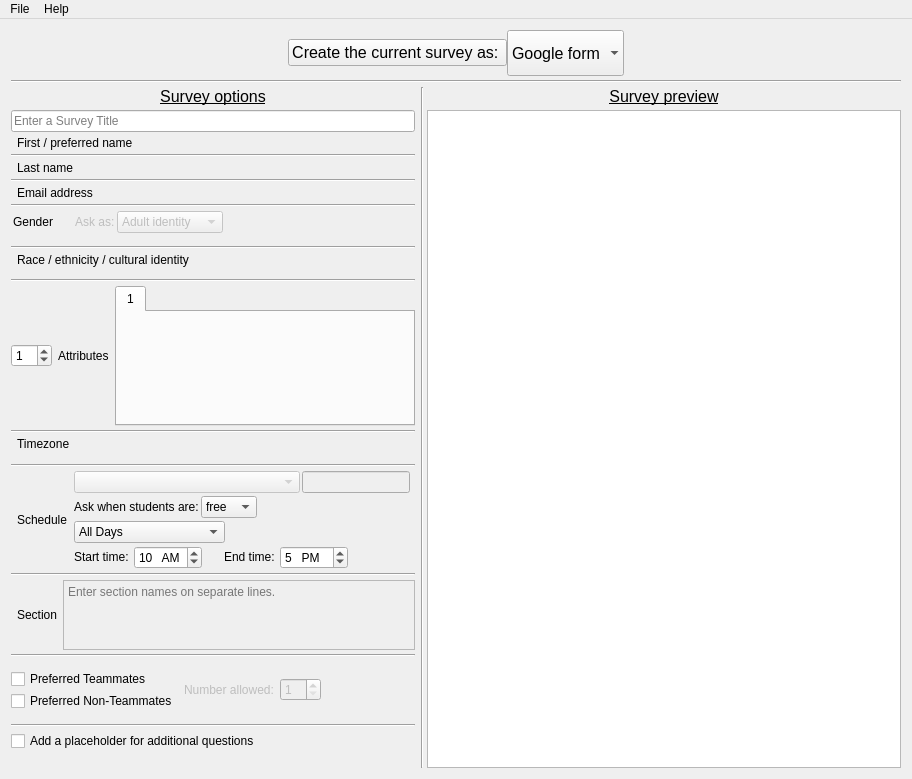
Qt form surveymaker.ui (gruepr/gruepr) before a commit.
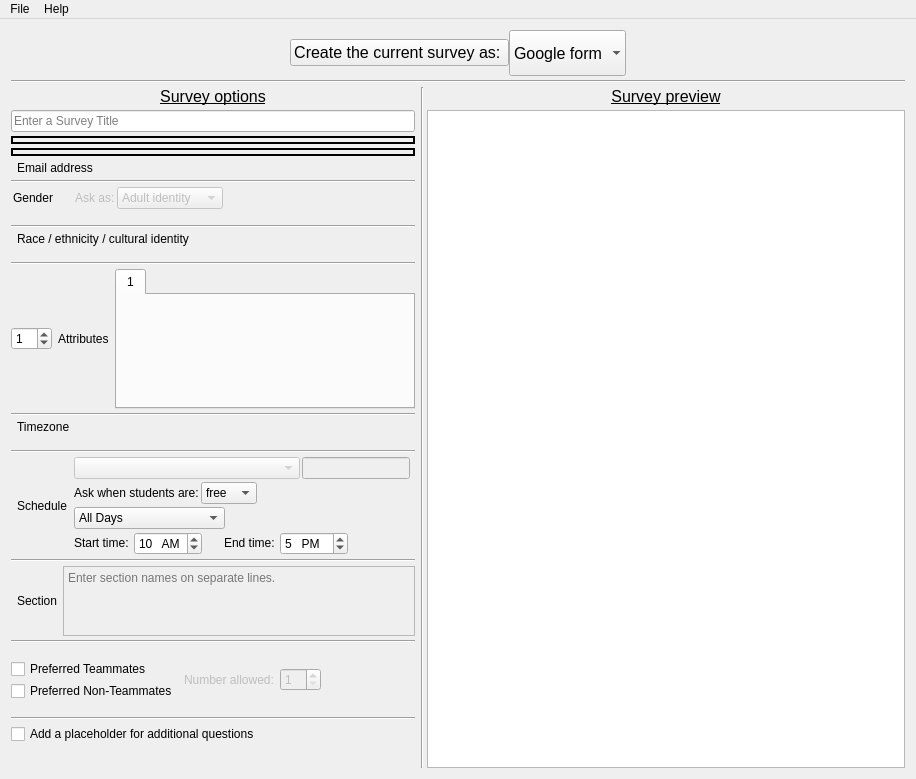
The same form after that commit. Icons and pictures are not drawn. Custom widgets are drawn as their Qt base class.

```diff
--- a/surveymaker.ui
+++ b/surveymaker.ui
@@ -6,7 +6,7 @@
    <rect>
     <x>0</x>
     <y>0</y>
-    <width>912</width>
+    <width>916</width>
     <height>779</height>
    </rect>
   </property>
@@ -20,34 +20,310 @@
      <verstretch>1</verstretch>
     </sizepolicy>
    </property>
-   <layout class="QGridLayout" name="gridLayout" rowstretch="0,0,0,0,0,0,0,0,0,0,0,0,0,0,0,0,0,0,0,0,0,0,0,0,0,0,0,0,0,0,0,0,0,0,0,0,0" columnstretch="2,0,0,0">
+   <layout class="QGridLayout" name="gridLayout" rowstretch="0,0,0,0,0,0,0,0,0,0,0,0,0,0,0,0,0,0,0,0,0,0,0,0,0,0,0,0,0,0,0,0,0" columnstretch="2,0,0,0">
     <property name="verticalSpacing">
      <number>4</number>
     </property>
-    <item row="5" column="0" alignment="Qt::AlignVCenter">
-     <widget class="QLineEdit" name="surveyTitleLineEdit">
-      <property name="sizePolicy">
-       <sizepolicy hsizetype="Expanding" vsizetype="Fixed">
-        <horstretch>1</horstretch>
-        <verstretch>0</verstretch>
-       </sizepolicy>
+    <item row="13" column="0">
+     <widget class="Line" name="line_3">
+      <property name="orientation">
+       <enum>Qt::Horizontal</enum>
       </property>
-      <property name="contextMenuPolicy">
-       <enum>Qt::NoContextMenu</enum>
+     </widget>
+    </item>
+    <item row="25" column="0">
+     <widget class="Line" name="line_10">
+      <property name="orientation">
+       <enum>Qt::Horizontal</enum>
       </property>
-      <property name="placeholderText">
-       <string>Enter a Survey Title</string>
+     </widget>
+    </item>
+    <item row="7" column="0">
+     <widget class="SwitchItem" name="lastNameSwitchItem">
+      <property name="frameShape">
+       <enum>QFrame::Box</enum>
       </property>
+      <property name="frameShadow">
+       <enum>QFrame::Plain</enum>
+      </property>
+      <property name="lineWidth">
+       <number>2</number>
+      </property>
      </widget>
     </item>
-    <item row="33" column="0">
+    <item row="14" column="0">
+     <layout class="QHBoxLayout" name="URMLayout">
+      <item>
+       <widget class="SwitchButton" name="URMSwitch" native="true"/>
+      </item>
+      <item>
+       <widget class="QLabel" name="URMLabel">
+        <property name="text">
+         <string>Race / ethnicity / cultural identity</string>
+        </property>
+       </widget>
+      </item>
+      <item>
+       <spacer name="horizontalSpacer_12">
+        <property name="orientation">
+         <enum>Qt::Horizontal</enum>
+        </property>
+        <property name="sizeHint" stdset="0">
+         <size>
+          <width>40</width>
+          <height>0</height>
+         </size>
+        </property>
+       </spacer>
+      </item>
+     </layout>
+    </item>
+    <item row="29" column="0">
      <widget class="Line" name="line_13">
       <property name="orientation">
        <enum>Qt::Horizontal</enum>
       </property>
      </widget>
     </item>
-    <item row="15" column="0">
+    <item row="4" column="2" colspan="2" alignment="Qt::AlignHCenter">
+     <widget class="QLabel" name="PreviewLabel">
+      <property name="font">
+       <font>
+        <pointsize>12</pointsize>
+        <underline>true</underline>
+       </font>
+      </property>
+      <property name="text">
+       <string>Survey preview</string>
+      </property>
+      <property name="alignment">
+       <set>Qt::AlignCenter</set>
+      </property>
+     </widget>
+    </item>
+    <item row="27" column="0">
+     <layout class="QGridLayout" name="teammatesGrid">
+      <property name="verticalSpacing">
+       <number>2</number>
+      </property>
+      <item row="0" column="1" rowspan="2" alignment="Qt::AlignVCenter">
+       <widget class="QLabel" name="numAllowedLabel">
+        <property name="enabled">
+         <bool>false</bool>
+        </property>
+        <property name="sizePolicy">
+         <sizepolicy hsizetype="Fixed" vsizetype="Fixed">
+          <horstretch>0</horstretch>
+          <verstretch>0</verstretch>
+         </sizepolicy>
+        </property>
+        <property name="text">
+         <string>Number allowed:</string>
+        </property>
+       </widget>
+      </item>
+      <item row="0" column="2" rowspan="2" alignment="Qt::AlignVCenter">
+       <widget class="QSpinBox" name="numAllowedSpinBox">
+        <property name="enabled">
+         <bool>false</bool>
+        </property>
+        <property name="sizePolicy">
+         <sizepolicy hsizetype="Fixed" vsizetype="Fixed">
+          <horstretch>0</horstretch>
+          <verstretch>0</verstretch>
+         </sizepolicy>
+        </property>
+        <property name="minimum">
+         <number>1</number>
+        </property>
+       </widget>
+      </item>
+      <item row="0" column="0" alignment="Qt::AlignLeft|Qt::AlignVCenter">
+       <widget class="QCheckBox" name="preferredTeammatesCheckBox">
+        <property name="sizePolicy">
+         <sizepolicy hsizetype="Fixed" vsizetype="Fixed">
+          <horstretch>0</horstretch>
+          <verstretch>0</verstretch>
+         </sizepolicy>
+        </property>
+        <property name="text">
+         <string>Preferred Teammates</string>
+        </property>
+       </widget>
+      </item>
+      <item row="1" column="0" alignment="Qt::AlignLeft|Qt::AlignVCenter">
+       <widget class="QCheckBox" name="preferredNonTeammatesCheckBox">
+        <property name="sizePolicy">
+         <sizepolicy hsizetype="Fixed" vsizetype="Fixed">
+          <horstretch>0</horstretch>
+          <verstretch>0</verstretch>
+         </sizepolicy>
+        </property>
+        <property name="text">
+         <string>Preferred Non-Teammates</string>
+        </property>
+       </widget>
+      </item>
+      <item row="0" column="3" rowspan="2">
+       <spacer name="horizontalSpacer_5">
+        <property name="orientation">
+         <enum>Qt::Horizontal</enum>
+        </property>
+        <property name="sizeHint" stdset="0">
+         <size>
+          <width>40</width>
+          <height>0</height>
+         </size>
+        </property>
+       </spacer>
+      </item>
+     </layout>
+    </item>
+    <item row="1" column="0" colspan="4">
+     <layout class="QHBoxLayout" name="topBarLayout">
+      <property name="spacing">
+       <number>0</number>
+      </property>
+      <item>
+       <spacer name="horizontalSpacer_2">
+        <property name="orientation">
+         <enum>Qt::Horizontal</enum>
+        </property>
+        <property name="sizeHint" stdset="0">
+         <size>
+          <width>40</width>
+          <height>20</height>
+         </size>
+        </property>
+       </spacer>
+      </item>
+      <item alignment="Qt::AlignRight|Qt::AlignVCenter">
+       <widget class="QPushButton" name="makeSurveyButton">
+        <property name="sizePolicy">
+         <sizepolicy hsizetype="Fixed" vsizetype="Fixed">
+          <horstretch>0</horstretch>
+          <verstretch>0</verstretch>
+         </sizepolicy>
+        </property>
+        <property name="font">
+         <font>
+          <pointsize>12</pointsize>
+         </font>
+        </property>
+        <property name="toolTip">
+         <string>Upload the survey to your Google Drive.</string>
+        </property>
+        <property name="text">
+         <string>Create the current survey as: </string>
+        </property>
+        <property name="icon">
+         <iconset resource="gruepr.qrc">
+          <normaloff>:/icons/complete.png</normaloff>:/icons/complete.png</iconset>
+        </property>
+        <property name="iconSize">
+         <size>
+          <width>40</width>
+          <height>40</height>
+         </size>
+        </property>
+       </widget>
+      </item>
+      <item>
+       <widget class="QComboBox" name="surveyDestinationBox">
+        <property name="sizePolicy">
+         <sizepolicy hsizetype="Minimum" vsizetype="Fixed">
+          <horstretch>0</horstretch>
+          <verstretch>0</verstretch>
+         </sizepolicy>
+        </property>
+        <property name="minimumSize">
+         <size>
+          <width>0</width>
+          <height>46</height>
+         </size>
+        </property>
+        <property name="font">
+         <font>
+          <pointsize>12</pointsize>
+         </font>
+        </property>
+        <property name="toolTip">
+         <string>Choose the destination of this survey</string>
+        </property>
+        <property name="sizeAdjustPolicy">
+         <enum>QComboBox::AdjustToContents</enum>
+        </property>
+        <property name="frame">
+         <bool>false</bool>
+        </property>
+        <item>
+         <property name="text">
+          <string>Google form</string>
+         </property>
+        </item>
+        <item>
+         <property name="text">
+          <string>text files</string>
+         </property>
+        </item>
+        <item>
+         <property name="text">
+          <string>Canvas quiz</string>
+         </property>
+        </item>
+       </widget>
+      </item>
+      <item>
+       <spacer name="horizontalSpacer_3">
+        <property name="orientation">
+         <enum>Qt::Horizontal</enum>
+        </property>
+        <property name="sizeHint" stdset="0">
+         <size>
+          <width>40</width>
+          <height>20</height>
+         </size>
+        </property>
+       </spacer>
+      </item>
+     </layout>
+    </item>
+    <item row="4" column="0" alignment="Qt::AlignHCenter|Qt::AlignVCenter">
+     <widget class="QLabel" name="OptionsLabel">
+      <property name="sizePolicy">
+       <sizepolicy hsizetype="Fixed" vsizetype="Fixed">
+        <horstretch>0</horstretch>
+        <verstretch>0</verstretch>
+       </sizepolicy>
+      </property>
+      <property name="font">
+       <font>
+        <pointsize>12</pointsize>
+        <underline>true</underline>
+       </font>
+      </property>
+      <property name="text">
+       <string>Survey options</string>
+      </property>
+      <property name="alignment">
+       <set>Qt::AlignCenter</set>
+      </property>
+     </widget>
+    </item>
+    <item row="30" column="0" alignment="Qt::AlignLeft|Qt::AlignVCenter">
+     <widget class="QCheckBox" name="additionalQuestionsCheckBox">
+      <property name="sizePolicy">
+       <sizepolicy hsizetype="Fixed" vsizetype="Fixed">
+        <horstretch>0</horstretch>
+        <verstretch>0</verstretch>
+       </sizepolicy>
+      </property>
+      <property name="text">
+       <string>Add a placeholder for additional questions</string>
+      </property>
+     </widget>
+    </item>
+    <item row="11" column="0">
      <layout class="QHBoxLayout" name="genderLayout" stretch="0,0,0,0,0,2">
       <property name="spacing">
        <number>2</number>
@@ -142,7 +418,14 @@
       </item>
      </layout>
     </item>
-    <item row="28" column="0">
+    <item row="4" column="1" rowspan="29" colspan="2">
+     <widget class="Line" name="line">
+      <property name="orientation">
+       <enum>Qt::Vertical</enum>
+      </property>
+     </widget>
+    </item>
+    <item row="24" column="0">
      <layout class="QHBoxLayout" name="sectionLayout" stretch="0,0,0">
       <item>
        <widget class="SwitchButton" name="sectionSwitch" native="true"/>
@@ -172,43 +455,7 @@
       </item>
      </layout>
     </item>
-    <item row="11" column="0">
-     <widget class="Line" name="line_6">
-      <property name="orientation">
-       <enum>Qt::Horizontal</enum>
-      </property>
-     </widget>
-    </item>
-    <item row="29" column="0">
-     <widget class="Line" name="line_10">
-      <property name="orientation">
-       <enum>Qt::Horizontal</enum>
-      </property>
-     </widget>
-    </item>
-    <item row="4" column="0" alignment="Qt::AlignHCenter|Qt::AlignVCenter">
-     <widget class="QLabel" name="OptionsLabel">
-      <property name="sizePolicy">
-       <sizepolicy hsizetype="Fixed" vsizetype="Fixed">
-        <horstretch>0</horstretch>
-        <verstretch>0</verstretch>
-       </sizepolicy>
-      </property>
-      <property name="font">
-       <font>
-        <pointsize>12</pointsize>
-        <underline>true</underline>
-       </font>
-      </property>
-      <property name="text">
-       <string>Survey options</string>
-      </property>
-      <property name="alignment">
-       <set>Qt::AlignCenter</set>
-      </property>
-     </widget>
-    </item>
-    <item row="5" column="2" rowspan="32" colspan="2">
+    <item row="5" column="2" rowspan="28" colspan="2">
      <widget class="QTextEdit" name="previewText">
       <property name="sizePolicy">
        <sizepolicy hsizetype="Ignored" vsizetype="Ignored">
@@ -250,380 +497,7 @@
       </property>
      </widget>
     </item>
-    <item row="12" column="0" rowspan="2">
-     <layout class="QHBoxLayout" name="emailLayout">
-      <item>
-       <widget class="SwitchButton" name="emailSwitch" native="true"/>
-      </item>
-      <item>
-       <widget class="QLabel" name="emailLabel">
-        <property name="text">
-         <string>Email address</string>
-        </property>
-       </widget>
-      </item>
-      <item>
-       <spacer name="horizontalSpacer_11">
-        <property name="orientation">
-         <enum>Qt::Horizontal</enum>
-        </property>
-        <property name="sizeHint" stdset="0">
-         <size>
-          <width>40</width>
-          <height>0</height>
-         </size>
-        </property>
-       </spacer>
-      </item>
-     </layout>
-    </item>
-    <item row="6" column="0" rowspan="2">
-     <layout class="QHBoxLayout" name="firstNameLayout">
-      <item>
-       <widget class="SwitchButton" name="firstNameSwitch" native="true"/>
-      </item>
-      <item>
-       <widget class="QLabel" name="firstNameLabel">
-        <property name="text">
-         <string>First / preferred name</string>
-        </property>
-       </widget>
-      </item>
-      <item>
-       <spacer name="horizontalSpacer_9">
-        <property name="orientation">
-         <enum>Qt::Horizontal</enum>
-        </property>
-        <property name="sizeHint" stdset="0">
-         <size>
-          <width>40</width>
-          <height>0</height>
-         </size>
-        </property>
-       </spacer>
-      </item>
-     </layout>
-    </item>
-    <item row="8" column="0">
-     <widget class="Line" name="line_7">
-      <property name="orientation">
-       <enum>Qt::Horizontal</enum>
-      </property>
-     </widget>
-    </item>
-    <item row="9" column="0" rowspan="2">
-     <layout class="QHBoxLayout" name="lastNameLayout">
-      <item>
-       <widget class="SwitchButton" name="lastNameSwitch" native="true"/>
-      </item>
-      <item>
-       <widget class="QLabel" name="lastNameLabel">
-        <property name="text">
-         <string>Last name</string>
-        </property>
-       </widget>
-      </item>
-      <item>
-       <spacer name="horizontalSpacer_10">
-        <property name="orientation">
-         <enum>Qt::Horizontal</enum>
-        </property>
-        <property name="sizeHint" stdset="0">
-         <size>
-          <width>40</width>
-          <height>0</height>
-         </size>
-        </property>
-       </spacer>
-      </item>
-     </layout>
-    </item>
-    <item row="25" column="0">
-     <widget class="Line" name="line_2">
-      <property name="orientation">
-       <enum>Qt::Horizontal</enum>
-      </property>
-     </widget>
-    </item>
-    <item row="20" column="0">
-     <widget class="Line" name="line_4">
-      <property name="orientation">
-       <enum>Qt::Horizontal</enum>
-      </property>
-     </widget>
-    </item>
-    <item row="34" column="0" alignment="Qt::AlignLeft|Qt::AlignVCenter">
-     <widget class="QCheckBox" name="additionalQuestionsCheckBox">
-      <property name="sizePolicy">
-       <sizepolicy hsizetype="Fixed" vsizetype="Fixed">
-        <horstretch>0</horstretch>
-        <verstretch>0</verstretch>
-       </sizepolicy>
-      </property>
-      <property name="text">
-       <string>Add a placeholder for additional questions</string>
-      </property>
-     </widget>
-    </item>
-    <item row="4" column="2" colspan="2" alignment="Qt::AlignHCenter">
-     <widget class="QLabel" name="PreviewLabel">
-      <property name="font">
-       <font>
-        <pointsize>12</pointsize>
-        <underline>true</underline>
-       </font>
-      </property>
-      <property name="text">
-       <string>Survey preview</string>
-      </property>
-      <property name="alignment">
-       <set>Qt::AlignCenter</set>
-      </property>
-     </widget>
-    </item>
-    <item row="14" column="0">
-     <widget class="Line" name="line_5">
-      <property name="orientation">
-       <enum>Qt::Horizontal</enum>
-      </property>
-     </widget>
-    </item>
-    <item row="27" column="0">
-     <widget class="Line" name="line_9">
-      <property name="orientation">
-       <enum>Qt::Horizontal</enum>
-      </property>
-     </widget>
-    </item>
-    <item row="18" column="0">
-     <layout class="QHBoxLayout" name="URMLayout">
-      <item>
-       <widget class="SwitchButton" name="URMSwitch" native="true"/>
-      </item>
-      <item>
-       <widget class="QLabel" name="URMLabel">
-        <property name="text">
-         <string>Race / ethnicity / cultural identity</string>
-        </property>
-       </widget>
-      </item>
-      <item>
-       <spacer name="horizontalSpacer_12">
-        <property name="orientation">
-         <enum>Qt::Horizontal</enum>
-        </property>
-        <property name="sizeHint" stdset="0">
-         <size>
-          <width>40</width>
-          <height>0</height>
-         </size>
-        </property>
-       </spacer>
-      </item>
-     </layout>
-    </item>
     <item row="17" column="0">
-     <widget class="Line" name="line_3">
-      <property name="orientation">
-       <enum>Qt::Horizontal</enum>
-      </property>
-     </widget>
-    </item>
-    <item row="31" column="0">
-     <layout class="QGridLayout" name="teammatesGrid">
-      <property name="verticalSpacing">
-       <number>2</number>
-      </property>
-      <item row="0" column="1" rowspan="2" alignment="Qt::AlignVCenter">
-       <widget class="QLabel" name="numAllowedLabel">
-        <property name="enabled">
-         <bool>false</bool>
-        </property>
-        <property name="sizePolicy">
-         <sizepolicy hsizetype="Fixed" vsizetype="Fixed">
-          <horstretch>0</horstretch>
-          <verstretch>0</verstretch>
-         </sizepolicy>
-        </property>
-        <property name="text">
-         <string>Number allowed:</string>
-        </property>
-       </widget>
-      </item>
-      <item row="0" column="2" rowspan="2" alignment="Qt::AlignVCenter">
-       <widget class="QSpinBox" name="numAllowedSpinBox">
-        <property name="enabled">
-         <bool>false</bool>
-        </property>
-        <property name="sizePolicy">
-         <sizepolicy hsizetype="Fixed" vsizetype="Fixed">
-          <horstretch>0</horstretch>
-          <verstretch>0</verstretch>
-         </sizepolicy>
-        </property>
-        <property name="minimum">
-         <number>1</number>
-        </property>
-       </widget>
-      </item>
-      <item row="0" column="0" alignment="Qt::AlignLeft|Qt::AlignVCenter">
-       <widget class="QCheckBox" name="preferredTeammatesCheckBox">
-        <property name="sizePolicy">
-         <sizepolicy hsizetype="Fixed" vsizetype="Fixed">
-          <horstretch>0</horstretch>
-          <verstretch>0</verstretch>
-         </sizepolicy>
-        </property>
-        <property name="text">
-         <string>Preferred Teammates</string>
-        </property>
-       </widget>
-      </item>
-      <item row="1" column="0" alignment="Qt::AlignLeft|Qt::AlignVCenter">
-       <widget class="QCheckBox" name="preferredNonTeammatesCheckBox">
-        <property name="sizePolicy">
-         <sizepolicy hsizetype="Fixed" vsizetype="Fixed">
-          <horstretch>0</horstretch>
-          <verstretch>0</verstretch>
-         </sizepolicy>
-        </property>
-        <property name="text">
-         <string>Preferred Non-Teammates</string>
-        </property>
-       </widget>
-      </item>
-      <item row="0" column="3" rowspan="2">
-       <spacer name="horizontalSpacer_5">
-        <property name="orientation">
-         <enum>Qt::Horizontal</enum>
-        </property>
-        <property name="sizeHint" stdset="0">
-         <size>
-          <width>40</width>
-          <height>0</height>
-         </size>
-        </property>
-       </spacer>
-      </item>
-     </layout>
-    </item>
-    <item row="1" column="0" colspan="4">
-     <layout class="QHBoxLayout" name="topBarLayout">
-      <property name="spacing">
-       <number>0</number>
-      </property>
-      <item>
-       <spacer name="horizontalSpacer_2">
-        <property name="orientation">
-         <enum>Qt::Horizontal</enum>
-        </property>
-        <property name="sizeHint" stdset="0">
-         <size>
-          <width>40</width>
-          <height>20</height>
-         </size>
-        </property>
-       </spacer>
-      </item>
-      <item alignment="Qt::AlignRight|Qt::AlignVCenter">
-       <widget class="QPushButton" name="makeSurveyButton">
-        <property name="sizePolicy">
-         <sizepolicy hsizetype="Fixed" vsizetype="Fixed">
-          <horstretch>0</horstretch>
-          <verstretch>0</verstretch>
-         </sizepolicy>
-        </property>
-        <property name="font">
-         <font>
-          <pointsize>12</pointsize>
-         </font>
-        </property>
-        <property name="toolTip">
-         <string>Upload the survey to your Google Drive.</string>
-        </property>
-        <property name="text">
-         <string>Create the current survey as: </string>
-        </property>
-        <property name="icon">
-         <iconset resource="gruepr.qrc">
-          <normaloff>:/icons/complete.png</normaloff>:/icons/complete.png</iconset>
-        </property>
-        <property name="iconSize">
-         <size>
-          <width>40</width>
-          <height>40</height>
-         </size>
-        </property>
-       </widget>
-      </item>
-      <item>
-       <widget class="QComboBox" name="surveyDestinationBox">
-        <property name="sizePolicy">
-         <sizepolicy hsizetype="Minimum" vsizetype="Fixed">
-          <horstretch>0</horstretch>
-          <verstretch>0</verstretch>
-         </sizepolicy>
-        </property>
-        <property name="minimumSize">
-         <size>
-          <width>0</width>
-          <height>46</height>
-         </size>
-        </property>
-        <property name="font">
-         <font>
-          <pointsize>12</pointsize>
-         </font>
-        </property>
-        <property name="toolTip">
-         <string>Choose the destination of this survey</string>
-        </property>
-        <property name="sizeAdjustPolicy">
-         <enum>QComboBox::AdjustToContents</enum>
-        </property>
-        <property name="frame">
-         <bool>false</bool>
-        </property>
-        <item>
-         <property name="text">
-          <string>Google form</string>
-         </property>
-        </item>
-        <item>
-         <property name="text">
-          <string>text files</string>
-         </property>
-        </item>
-        <item>
-         <property name="text">
-          <string>Canvas quiz</string>
-         </property>
-        </item>
-       </widget>
-      </item>
-      <item>
-       <spacer name="horizontalSpacer_3">
-        <property name="orientation">
-         <enum>Qt::Horizontal</enum>
-        </property>
-        <property name="sizeHint" stdset="0">
-         <size>
-          <width>40</width>
-          <height>20</height>
-         </size>
-        </property>
-       </spacer>
-      </item>
-     </layout>
-    </item>
-    <item row="22" column="0">
-     <widget class="Line" name="line_14">
-      <property name="orientation">
-       <enum>Qt::Horizontal</enum>
-      </property>
-     </widget>
-    </item>
-    <item row="21" column="0">
      <layout class="QHBoxLayout" name="attributesLayout" stretch="0,0,2">
       <item alignment="Qt::AlignLeft|Qt::AlignVCenter">
        <widget class="QSpinBox" name="attributeCountSpinBox">
@@ -692,7 +566,95 @@
       </item>
      </layout>
     </item>
-    <item row="26" column="0">
+    <item row="6" column="0">
+     <widget class="SwitchItem" name="firstNameSwitchItem">
+      <property name="frameShape">
+       <enum>QFrame::Box</enum>
+      </property>
+      <property name="frameShadow">
+       <enum>QFrame::Plain</enum>
+      </property>
+      <property name="lineWidth">
+       <number>2</number>
+      </property>
+     </widget>
+    </item>
+    <item row="10" column="0">
+     <widget class="Line" name="line_5">
+      <property name="orientation">
+       <enum>Qt::Horizontal</enum>
+      </property>
+     </widget>
+    </item>
+    <item row="21" column="0">
+     <widget class="Line" name="line_2">
+      <property name="orientation">
+       <enum>Qt::Horizontal</enum>
+      </property>
+     </widget>
+    </item>
+    <item row="19" column="0">
+     <layout class="QHBoxLayout" name="timezoneLayout">
+      <item>
+       <widget class="SwitchButton" name="timezoneSwitch" native="true"/>
+      </item>
+      <item>
+       <widget class="QLabel" name="timezoneLabel">
+        <property name="text">
+         <string>Timezone</string>
+        </property>
+       </widget>
+      </item>
+      <item>
+       <spacer name="horizontalSpacer_13">
+        <property name="orientation">
+         <enum>Qt::Horizontal</enum>
+        </property>
+        <property name="sizeHint" stdset="0">
+         <size>
+          <width>40</width>
+          <height>0</height>
+         </size>
+        </property>
+       </spacer>
+      </item>
+     </layout>
+    </item>
+    <item row="8" column="0" rowspan="2">
+     <layout class="QHBoxLayout" name="emailLayout">
+      <item>
+       <widget class="SwitchButton" name="emailSwitch" native="true"/>
+      </item>
+      <item>
+       <widget class="QLabel" name="emailLabel">
+        <property name="text">
+         <string>Email address</string>
+        </property>
+       </widget>
+      </item>
+      <item>
+       <spacer name="horizontalSpacer_11">
+        <property name="orientation">
+         <enum>Qt::Horizontal</enum>
+        </property>
+        <property name="sizeHint" stdset="0">
+         <size>
+          <width>40</width>
+          <height>0</height>
+         </size>
+        </property>
+       </spacer>
+      </item>
+     </layout>
+    </item>
+    <item row="16" column="0">
+     <widget class="Line" name="line_4">
+      <property name="orientation">
+       <enum>Qt::Horizontal</enum>
+      </property>
+     </widget>
+    </item>
+    <item row="22" column="0">
      <layout class="QHBoxLayout" name="scheduleLayout" stretch="0,0,2">
       <item>
        <widget class="SwitchButton" name="scheduleSwitch" native="true"/>
@@ -1031,6 +993,13 @@
       </item>
      </layout>
     </item>
+    <item row="18" column="0">
+     <widget class="Line" name="line_14">
+      <property name="orientation">
+       <enum>Qt::Horizontal</enum>
+      </property>
+     </widget>
+    </item>
     <item row="3" column="0" colspan="4">
      <widget class="Line" name="line_12">
       <property name="orientation">
@@ -1038,39 +1007,28 @@
       </property>
      </widget>
     </item>
-    <item row="4" column="1" rowspan="33" colspan="2">
-     <widget class="Line" name="line">
-      <property name="orientation">
-       <enum>Qt::Vertical</enum>
-      </property>
-     </widget>
-    </item>
     <item row="23" column="0">
-     <layout class="QHBoxLayout" name="timezoneLayout">
-      <item>
-       <widget class="SwitchButton" name="timezoneSwitch" native="true"/>
-      </item>
-      <item>
-       <widget class="QLabel" name="timezoneLabel">
-        <property name="text">
-         <string>Timezone</string>
-        </property>
-       </widget>
-      </item>
-      <item>
-       <spacer name="horizontalSpacer_13">
-        <property name="orientation">
-         <enum>Qt::Horizontal</enum>
-        </property>
-        <property name="sizeHint" stdset="0">
-         <size>
-          <width>40</width>
-          <height>0</height>
-         </size>
-        </property>
-       </spacer>
-      </item>
-     </layout>
+     <widget class="Line" name="line_9">
+      <property name="orientation">
+       <enum>Qt::Horizontal</enum>
+      </property>
+     </widget>
+    </item>
+    <item row="5" column="0" alignment="Qt::AlignVCenter">
+     <widget class="QLineEdit" name="surveyTitleLineEdit">
+      <property name="sizePolicy">
+       <sizepolicy hsizetype="Expanding" vsizetype="Fixed">
+        <horstretch>1</horstretch>
+        <verstretch>0</verstretch>
+       </sizepolicy>
+      </property>
+      <property name="contextMenuPolicy">
+       <enum>Qt::NoContextMenu</enum>
+      </property>
+      <property name="placeholderText">
+       <string>Enter a Survey Title</string>
+      </property>
+     </widget>
     </item>
    </layout>
   </widget>
@@ -1079,7 +1037,7 @@
     <rect>
      <x>0</x>
      <y>0</y>
-     <width>912</width>
+     <width>916</width>
      <height>24</height>
     </rect>
    </property>
@@ -1261,6 +1219,12 @@
    <header>widgets/switchButton.h</header>
    <container>1</container>
   </customwidget>
+  <customwidget>
+   <class>SwitchItem</class>
+   <extends>QFrame</extends>
+   <header>widgets/switchItem.h</header>
+   <container>1</container>
+  </customwidget>
  </customwidgets>
  <resources>
   <include location="gruepr.qrc"/>
```
